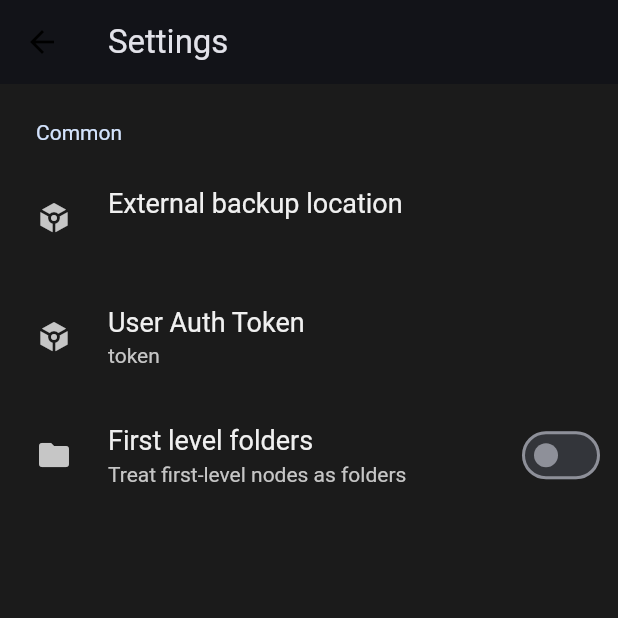
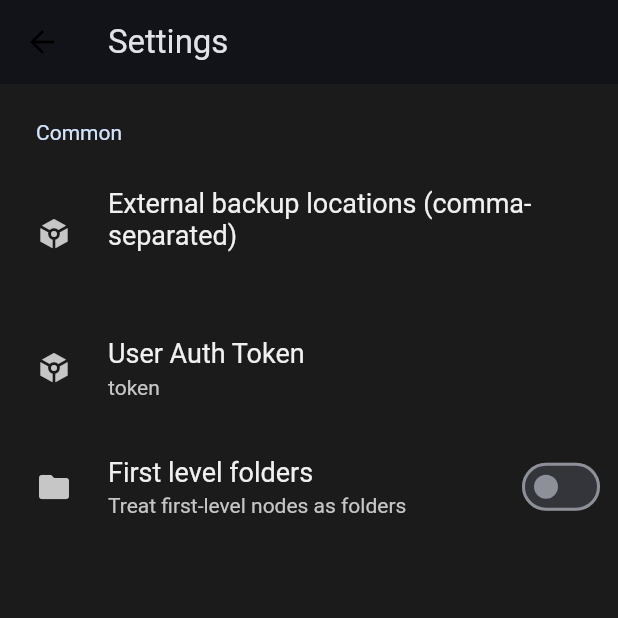
Before and after one commit to igrek51/todotree, a Flutter app: the SettingsPage screen opened directly, on a phone screen of 412 x 824 dp, the top half of it. Run offline on Flutter 3.47's test engine with Material 3 defaults, Android fonts, the phone set to English and light mode, and no system bars; drawn by our look-alikes of settings_ui; our stand-ins replace file_picker, shared_preferences, yaml; missing offline and left inert: move_to_background, window_manager, yaml_writer; accounts and stored records are empty.

Commit message:
Save external backups if configured

```diff
--- a/lib/app/factory.dart
+++ b/lib/app/factory.dart
@@ -44,7 +44,7 @@ class AppFactory {
     yamlTreeSerializer = YamlTreeSerializer();
     yamlTreeDeserializer = YamlTreeDeserializer();
     backupManager = BackupManager();
-    treeStorage = TreeStorage(backupManager);
+    treeStorage = TreeStorage(backupManager, settingsProvider);
     clipboardManager = ClipboardManager();
     treeTraverser = TreeTraverser(treeStorage);
     appLifecycle = AppLifecycle(treeStorage, treeTraverser);
--- a/lib/services/database/tree_storage.dart
+++ b/lib/services/database/tree_storage.dart
@@ -10,13 +10,15 @@ import 'package:todotree/services/database/yaml_tree_deserializer.dart';
 import 'package:todotree/services/database/yaml_tree_serializer.dart';
 import 'package:todotree/model/tree_node.dart';
 import 'package:todotree/services/info_service.dart';
+import 'package:todotree/services/settings_provider.dart';
 import 'package:todotree/util/logger.dart';
 import 'package:todotree/util/errors.dart';
 
 class TreeStorage {
   BackupManager backupManager;
+  SettingsProvider settingsProvider;
 
-  TreeStorage(this.backupManager);
+  TreeStorage(this.backupManager, this.settingsProvider);
 
   Future<TreeNode> readDbTree({File? file}) async {
     File nFile = file ?? await _localDbFile;
@@ -35,6 +37,7 @@ class TreeStorage {
     final file = await _writeDbString(content);
     logger.info('local database saved to ${file.absolute.path}');
     await backupManager.saveLocalBackup(file);
+    await backupManager.saveExternalBackups(file, await settingsProvider.externalBackupLocation);
   }
 
   Future<String> get _localPath async {
--- a/lib/views/settings/settings_page.dart
+++ b/lib/views/settings/settings_page.dart
@@ -43,7 +43,7 @@ class _SettingsPageState extends State<SettingsPage> {
           tiles: <SettingsTile>[
             SettingsTile.navigation(
               leading: Icon(Icons.token),
-              title: Text('External backup location'),
+              title: Text('External backup locations (comma-separated)'),
               value: Text(_externalBackupLocation),
               onPressed: (BuildContext context) {
                 TextFieldDialog.show(
```
Also changed, not shown: lib/services/database/backup_manager.dart (+39 -17 lines), lib/util/files.dart (added, +7 -0 lines).
